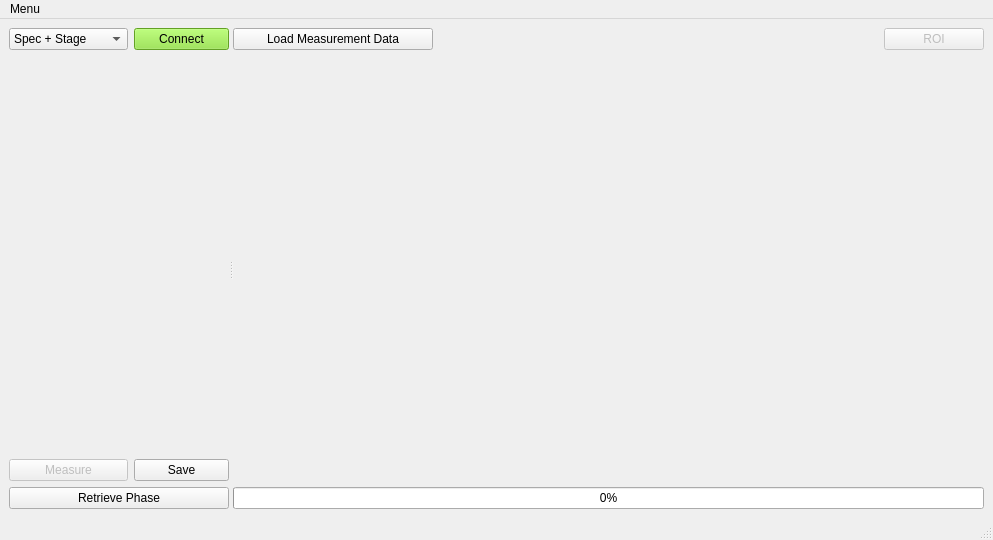
The window that shg_frog/view/GUI/main_window.ui (UCBoulder/shg_frog) describes before a commit, drawn with Qt 5.
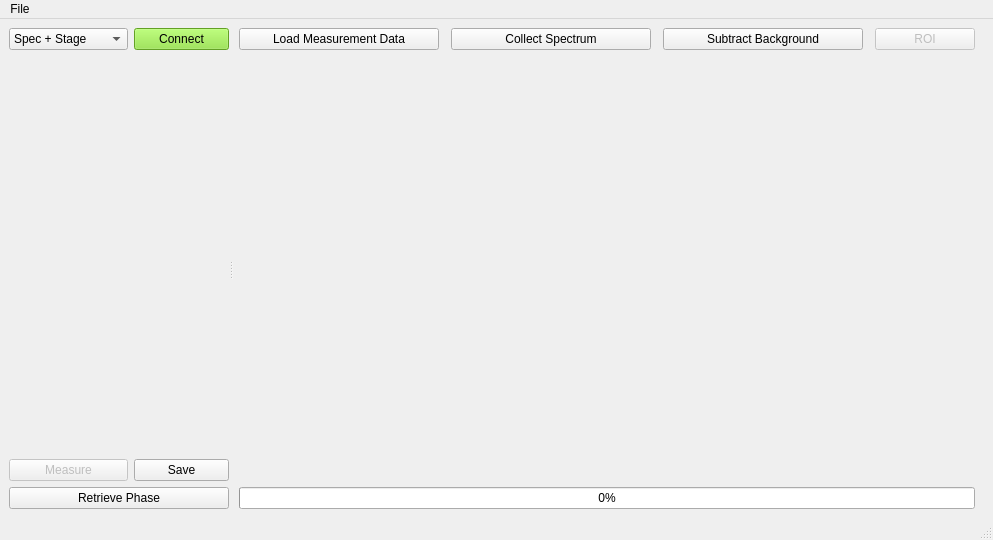
The same window after the commit.

Commit message: Add spectrum update, can collect traces

```diff
--- a/shg_frog/view/GUI/main_window.ui
+++ b/shg_frog/view/GUI/main_window.ui
@@ -93,7 +93,46 @@
       </widget>
       <widget class="QWidget" name="gridLayoutWidget_2">
        <layout class="QGridLayout" name="gridLayout_2">
-        <item row="1" column="0" colspan="3">
+        <item row="0" column="1">
+         <widget class="QPushButton" name="btn_collect_spectrum">
+          <property name="maximumSize">
+           <size>
+            <width>200</width>
+            <height>16777215</height>
+           </size>
+          </property>
+          <property name="text">
+           <string>Collect Spectrum</string>
+          </property>
+         </widget>
+        </item>
+        <item row="0" column="3">
+         <widget class="QPushButton" name="btn_roi">
+          <property name="enabled">
+           <bool>false</bool>
+          </property>
+          <property name="maximumSize">
+           <size>
+            <width>100</width>
+            <height>16777215</height>
+           </size>
+          </property>
+          <property name="text">
+           <string>ROI</string>
+          </property>
+         </widget>
+        </item>
+        <item row="2" column="0" colspan="4">
+         <widget class="QProgressBar" name="progress">
+          <property name="enabled">
+           <bool>true</bool>
+          </property>
+          <property name="value">
+           <number>0</number>
+          </property>
+         </widget>
+        </item>
+        <item row="1" column="0" colspan="4">
          <widget class="QWidget" name="widget_2" native="true">
           <property name="minimumSize">
            <size>
@@ -103,32 +142,6 @@
           </property>
          </widget>
         </item>
-        <item row="2" column="0" colspan="3">
-         <widget class="QProgressBar" name="progress">
-          <property name="enabled">
-           <bool>true</bool>
-          </property>
-          <property name="value">
-           <number>0</number>
-          </property>
-         </widget>
-        </item>
-        <item row="0" column="2">
-         <widget class="QPushButton" name="btn_roi">
-          <property name="enabled">
-           <bool>false</bool>
-          </property>
-          <property name="maximumSize">
-           <size>
-            <width>100</width>
-            <height>16777215</height>
-           </size>
-          </property>
-          <property name="text">
-           <string>ROI</string>
-          </property>
-         </widget>
-        </item>
         <item row="0" column="0">
          <widget class="QPushButton" name="btn_load">
           <property name="maximumSize">
@@ -142,6 +155,19 @@
           </property>
          </widget>
         </item>
+        <item row="0" column="2">
+         <widget class="QPushButton" name="btn_subtract_background">
+          <property name="maximumSize">
+           <size>
+            <width>200</width>
+            <height>16777215</height>
+           </size>
+          </property>
+          <property name="text">
+           <string>Subtract Background</string>
+          </property>
+         </widget>
+        </item>
        </layout>
       </widget>
      </widget>
@@ -159,7 +185,7 @@
    </property>
    <widget class="QMenu" name="menu">
     <property name="title">
-     <string>Menu</string>
+     <string>File</string>
     </property>
     <addaction name="menu_exit"/>
    </widget>
```
Left out of the diff: 56 changed lines with no effect on the pictures. The commit also changes 7 other files.
